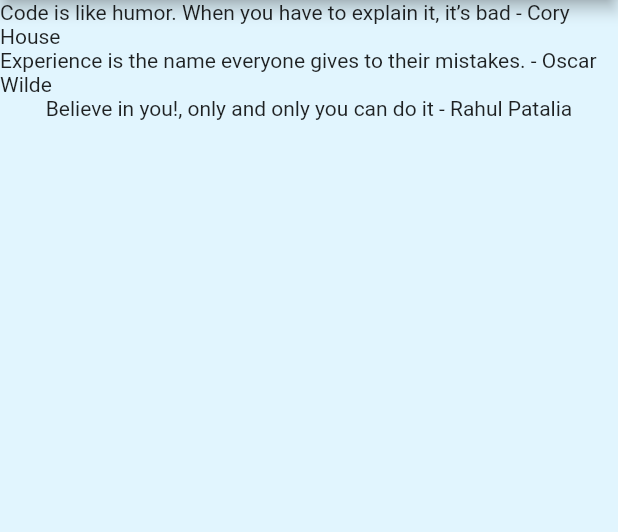
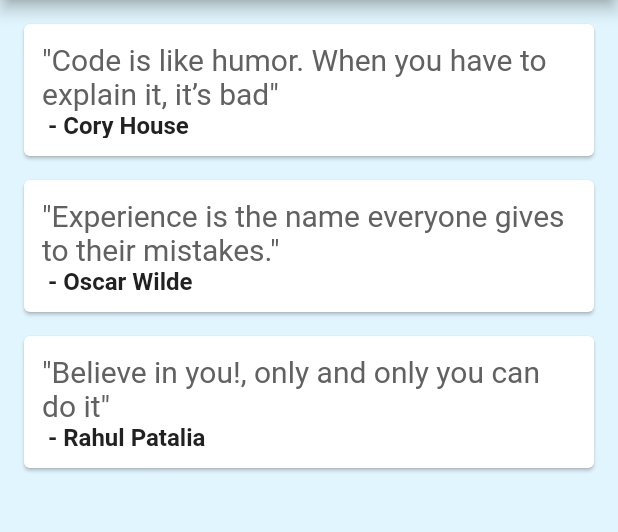
Before and after one commit to Rahul-patalia/todo-list-flutter, a Flutter app: the screen it shows after launch, on a phone screen of 412 x 824 dp, the part 84-616 px from its top. Run offline on Flutter 3.47's test engine with Material 2 defaults, Android fonts, the light colour scheme and no system bars.

Commit message:
add stateless widget module class and made changes in main.dart file

```diff
--- /dev/null
+++ b/lib/QuoteCard.dart
@@ -0,0 +1,50 @@
+import 'package:dynemic_widget_app/quote.dart';
+import 'package:flutter/material.dart';
+
+class QuoteCard extends StatelessWidget
+{
+  final Quote quote;
+  QuoteCard({this.quote});
+
+  @override
+  Widget build(BuildContext context) {
+    return Card
+    (
+      margin: EdgeInsets.fromLTRB(16.0, 16.0, 16.0, 0.0),
+      child: Padding
+      (
+        padding: const EdgeInsets.all(12.0),
+        child: Column
+        (
+          crossAxisAlignment: CrossAxisAlignment.stretch,
+          children: <Widget>
+          [
+            Text
+            (
+              '"${quote.quoteText}"',
+              style: TextStyle
+              (
+                fontSize: 20.0,
+                color: Colors.grey[700],
+              ),
+            ),
+            SizedBox
+            (
+              height: 18.0,
+              child: Text
+              (
+                " - ${quote.author}",
+                style: TextStyle
+                (
+                  fontSize: 16.0,
+                  color: Colors.grey[900],
+                  fontWeight: FontWeight.bold,
+                ),
+              ),
+            )
+          ],
+        ),
+      ),
+    );
+  }
+}
--- a/lib/main.dart
+++ b/lib/main.dart
@@ -1,5 +1,6 @@
 import 'package:dynemic_widget_app/quote.dart';
 import 'package:flutter/material.dart';
+import 'package:dynemic_widget_app/QuoteCard.dart';
 
 void main() => runApp(MaterialApp
 (
@@ -33,7 +34,7 @@ class _QuateListState extends State<QuateList>
 
       body: Column
       (
-        children: quotes.map((quote) => Text("${quote.quoteText} - ${quote.author}")).toList(),
+        children: quotes.map((quote) => QuoteCard(quote: quote)).toList(),
       ),
     );
   }
```
